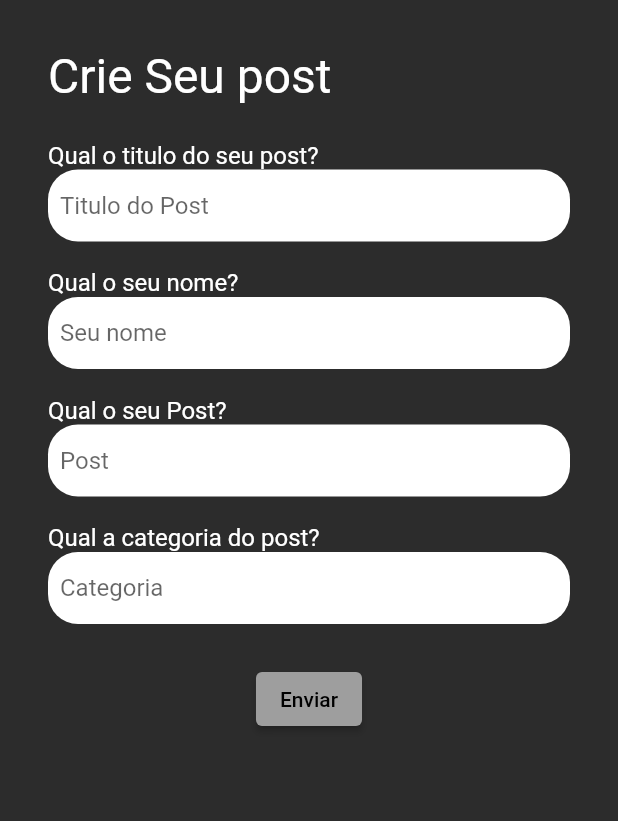
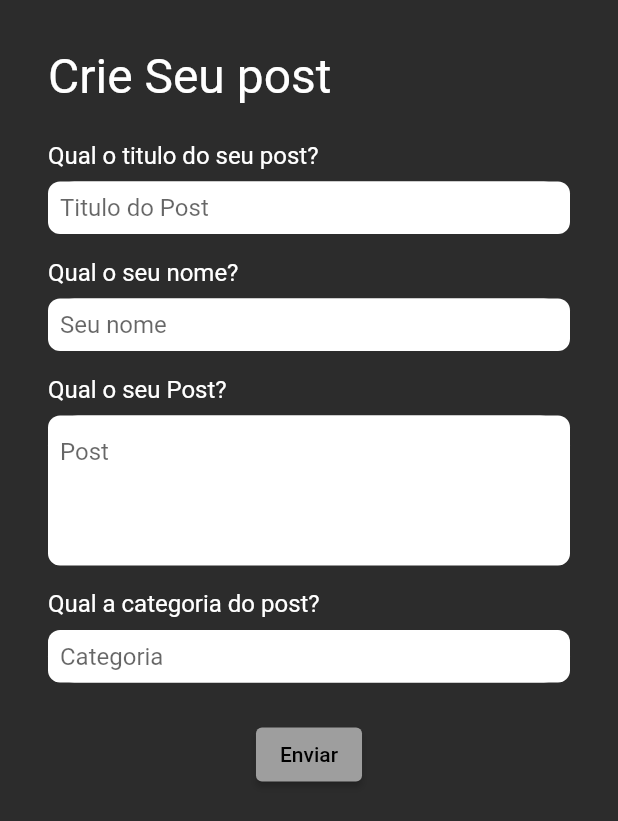
Before and after one commit to Onesiojr1/persono-front, a Flutter app: the screen it shows after launch, after a tap on the "add" icon, on a phone screen of 412 x 824 dp. Shown: the top 821 px of the screen. Run offline on Flutter 3.47's test engine with Material 2 defaults, Android fonts, the light colour scheme and no system bars; network calls fail.

Commit message:
style: changing the layout of the post form

```diff
--- a/lib/components/form_input.dart
+++ b/lib/components/form_input.dart
@@ -6,6 +6,7 @@ class FormInput extends StatelessWidget {
   final String hintText;
   final int minlength;
   final TextEditingController controller;
+  final double inputHeight;
 
   const FormInput(
       {super.key,
@@ -13,7 +14,8 @@ class FormInput extends StatelessWidget {
       required this.errorMessage,
       required this.hintText,
       required this.minlength,
-      required this.controller});
+      required this.controller,
+      this.inputHeight = 35});
 
   @override
   Widget build(BuildContext context) {
@@ -30,9 +32,21 @@ class FormInput extends StatelessWidget {
               ),
             ],
           ),
-          SizedBox(
-            height: 50,
+          Padding(
+            padding: const EdgeInsets.only(top: 8.0),
+            child: Container(
+              decoration: BoxDecoration(
+                  color: Colors.white, borderRadius: BorderRadius.circular(8)),
+              child: Row(
+                mainAxisSize: MainAxisSize.min,
+                children: [
+                  Flexible(
+                    fit: FlexFit.tight,
+                    child: SizedBox(
+                      height: inputHeight,
                       child: TextFormField(
+                        minLines: 1,
+                        maxLines: 5,
                         controller: controller,
                         validator: (String? value) {
                           return (value != null && value.length <= minlength)
@@ -49,6 +63,11 @@ class FormInput extends StatelessWidget {
                             contentPadding: const EdgeInsets.all(8)),
                       ),
                     ),
+                  ),
+                ],
+              ),
+            ),
+          ),
         ],
       ),
     );
--- a/lib/screens/home_page.dart
+++ b/lib/screens/home_page.dart
@@ -29,7 +29,7 @@ class _HomePageState extends State<HomePage> {
       backgroundColor: Color(int.parse('0xff2c2c2c')),
       body: SingleChildScrollView(
         child: Padding(
-          padding: const EdgeInsets.all(32.0),
+          padding: const EdgeInsets.fromLTRB(12, 32, 12, 12),
           child: Column(
             children: [
               Row(
@@ -70,7 +70,9 @@ class _HomePageState extends State<HomePage> {
                           controller: input,
                           onChanged: (value) {
                             bloc.filteredPosts = bloc.posts
-                                    ?.where((e) => e.title.contains(value))
+                                    ?.where((e) => e.title
+                                        .toLowerCase()
+                                        .contains(value.toLowerCase()))
                                     .toList() ??
                                 [];
                             setState(() {});
@@ -88,11 +90,11 @@ class _HomePageState extends State<HomePage> {
                         opacity: input.text.length > 0 ? 1 : 0,
                         duration: const Duration(milliseconds: 200),
                         child: Container(
-                          width: 50,
+                          width: 60,
                           height: 25,
                           decoration: BoxDecoration(
-                              color: Color(int.parse('0xff80a5e8')),
-                              borderRadius: BorderRadius.circular(8)),
+                              color: Color(int.parse('0xff2c2c2c')),
+                              borderRadius: BorderRadius.circular(16)),
                           child: const Center(
                               child: Text(
                             'Limpar',
--- a/lib/screens/post_form.dart
+++ b/lib/screens/post_form.dart
@@ -61,6 +61,7 @@ class _PostFormState extends State<PostForm> {
                     ),
                     FormInput(
                       label: 'Qual o seu Post?',
+                      inputHeight: 100,
                       minlength: 10,
                       errorMessage: 'O Post deve ter mais de 10 digitos',
                       hintText: 'Post',
```
Lines whose indentation alone changed are shown as unchanged.
